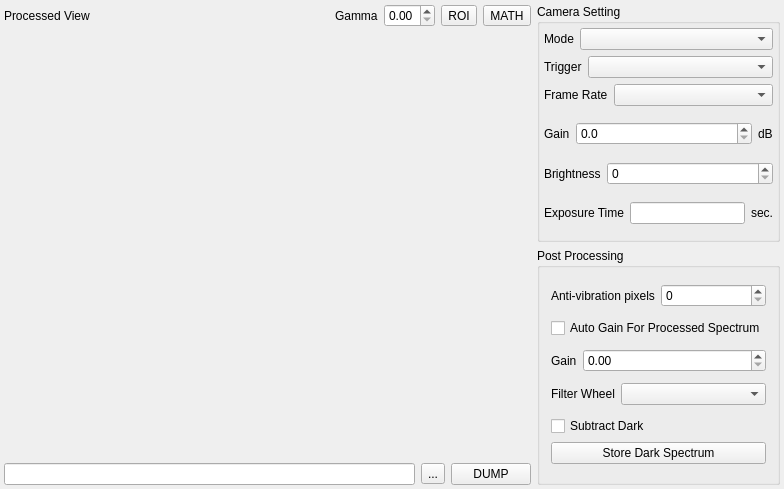
First picture: the form in modules/optics/core/digitalcameraform.ui, repository northriv/KAME, before the edit.
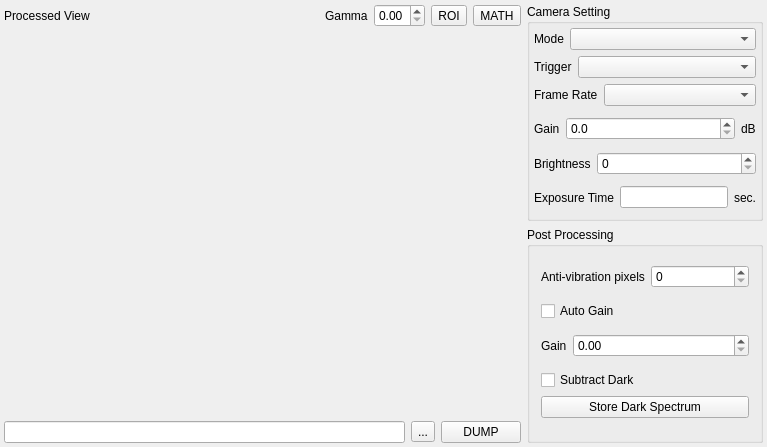
Second picture: the form after the edit. Custom widgets are drawn as their Qt base class.

Patch:
```diff
--- a/modules/optics/core/digitalcameraform.ui
+++ b/modules/optics/core/digitalcameraform.ui
@@ -6,8 +6,8 @@
    <rect>
     <x>0</x>
     <y>0</y>
-    <width>784</width>
-    <height>489</height>
+    <width>767</width>
+    <height>447</height>
    </rect>
   </property>
   <property name="windowTitle">
@@ -392,7 +392,7 @@
        <item>
         <widget class="QCheckBox" name="m_ckbAutoGainProcessed">
          <property name="text">
-          <string>Auto Gain For Processed Spectrum</string>
+          <string>Auto Gain</string>
          </property>
         </widget>
        </item>
@@ -423,29 +423,6 @@
          </item>
         </layout>
        </item>
-       <item>
-        <layout class="QHBoxLayout" name="horizontalLayout_7">
-         <item>
-          <widget class="QLabel" name="textLabel1_2_5_3_3_11">
-           <property name="sizePolicy">
-            <sizepolicy hsizetype="Fixed" vsizetype="Preferred">
-             <horstretch>0</horstretch>
-             <verstretch>0</verstretch>
-            </sizepolicy>
-           </property>
-           <property name="text">
-            <string>Filter Wheel</string>
-           </property>
-           <property name="wordWrap">
-            <bool>false</bool>
-           </property>
-          </widget>
-         </item>
-         <item>
-          <widget class="QComboBox" name="m_cmbFilterWheel"/>
-         </item>
-        </layout>
-       </item>
        <item>
         <layout class="QVBoxLayout" name="verticalLayout">
          <item>
```
